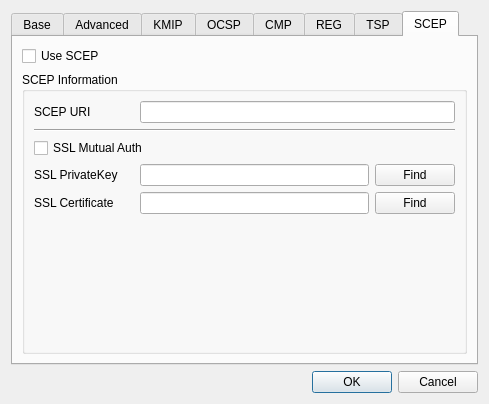
The window that CertMan/settings_dlg.ui (jykim74/CertMan) describes before a commit, drawn with Qt 5.
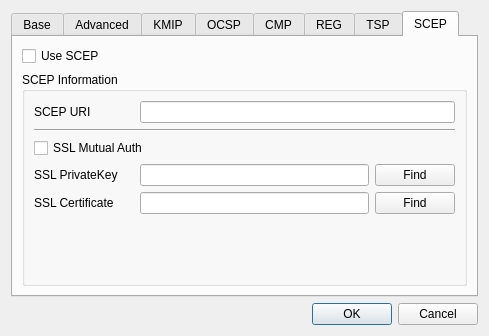
The same window after the commit.

```diff
--- a/CertMan/settings_dlg.ui
+++ b/CertMan/settings_dlg.ui
@@ -7,7 +7,7 @@
     <x>0</x>
     <y>0</y>
     <width>489</width>
-    <height>404</height>
+    <height>327</height>
    </rect>
   </property>
   <property name="windowTitle">
```
